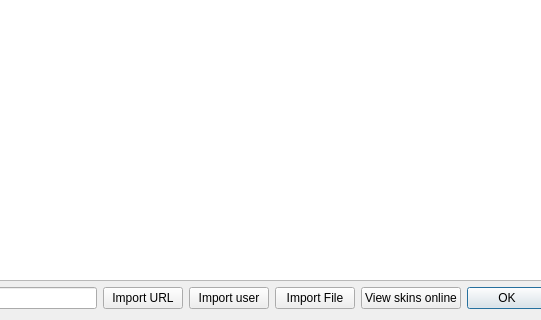
corecommit/PollyMC-Continued, file launcher/ui/dialogs/skins/SkinManageDialog.ui: the form before one commit; both pictures show x 324 to 865 and y 437 to 757 of the 968 by 757 pixel window.
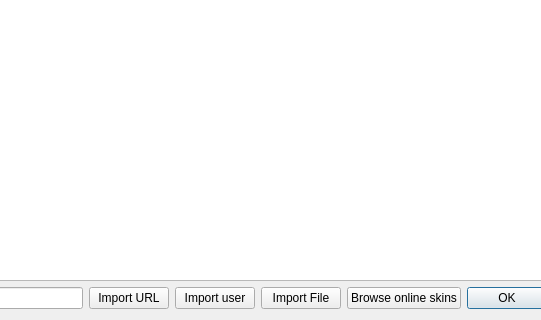
The form after the commit.

Commit message: Change button text from 'View skins online' to 'Browse online skins'

```diff
--- a/launcher/ui/dialogs/skins/SkinManageDialog.ui
+++ b/launcher/ui/dialogs/skins/SkinManageDialog.ui
@@ -149,7 +149,7 @@
      <item>
       <widget class="QPushButton" name="viewOnlineBtn">
        <property name="text">
-        <string>View skins online</string>
+        <string>Browse online skins</string>
        </property>
        <property name="toolTip">
         <string>Browse and use skins published online</string>
```
